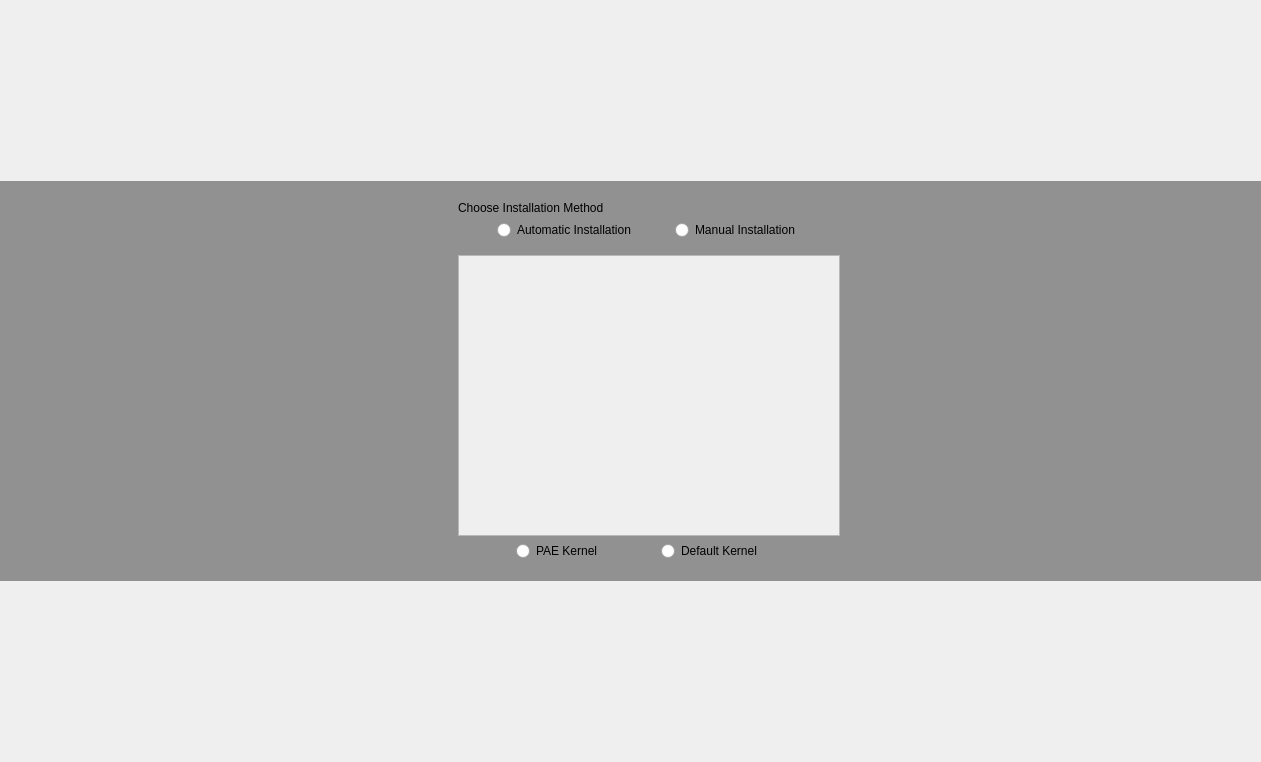
First picture: the form in yali/gui/Ui/collectionselectionwidget.ui, repository dadas45li/yali, before the edit.
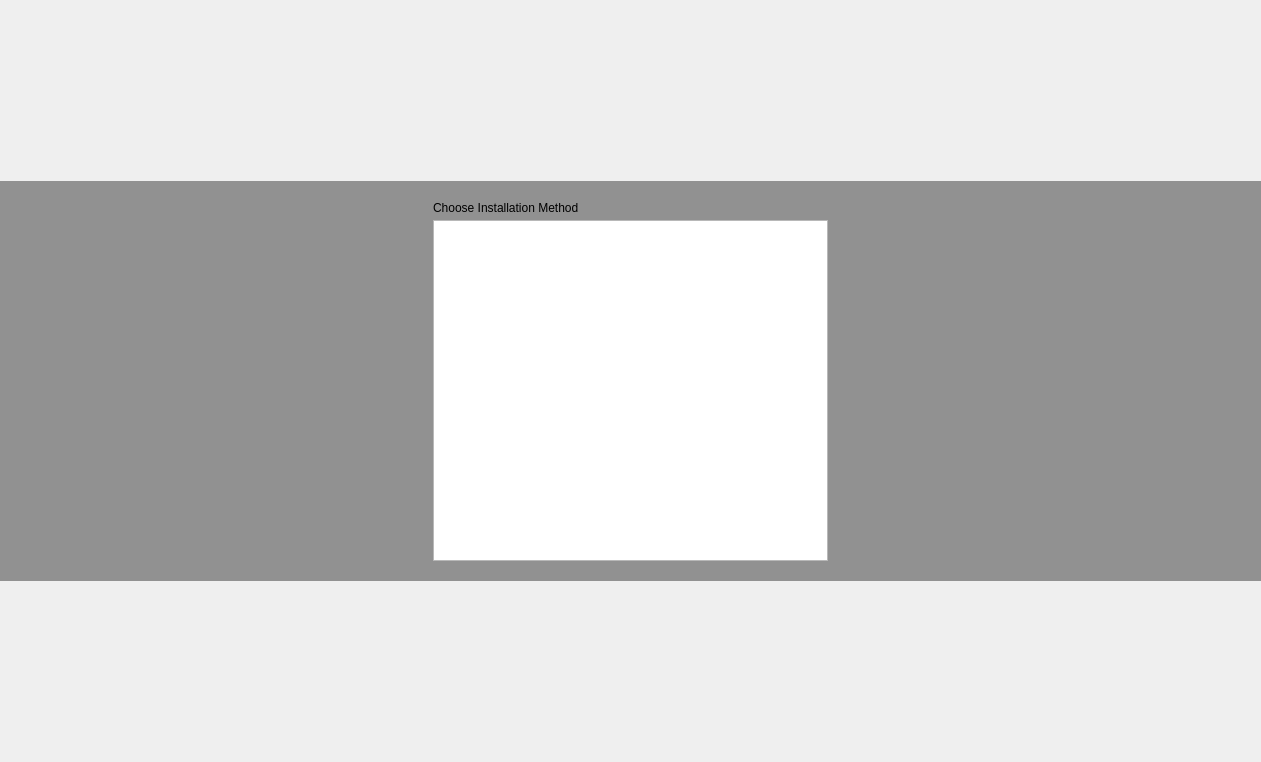
Second picture: the form after the edit. Icons and pictures are not drawn.

Diff of the .ui file:
```diff
--- a/yali/gui/Ui/collectionselectionwidget.ui
+++ b/yali/gui/Ui/collectionselectionwidget.ui
@@ -73,22 +73,6 @@
        </spacer>
       </item>
       <item row="0" column="1">
-       <widget class="QLabel" name="pix">
-        <property name="text">
-         <string/>
-        </property>
-        <property name="pixmap">
-         <pixmap>:/gui/pics/input-keyboard-big.png</pixmap>
-        </property>
-        <property name="alignment">
-         <set>Qt::AlignCenter</set>
-        </property>
-        <property name="wordWrap">
-         <bool>false</bool>
-        </property>
-       </widget>
-      </item>
-      <item row="0" column="2">
        <layout class="QVBoxLayout" name="verticalLayout">
         <property name="spacing">
          <number>5</number>
@@ -106,97 +90,19 @@
           </property>
          </widget>
         </item>
-        <item>
-         <layout class="QHBoxLayout" name="horizontalLayout_3">
-          <property name="spacing">
-           <number>0</number>
-          </property>
-          <property name="bottomMargin">
-           <number>10</number>
-          </property>
-          <item>
-           <widget class="QRadioButton" name="radioAutomatic">
-            <property name="sizePolicy">
-             <sizepolicy hsizetype="Fixed" vsizetype="Fixed">
-              <horstretch>0</horstretch>
-              <verstretch>0</verstretch>
-             </sizepolicy>
-            </property>
-            <property name="text">
-             <string>Automatic Installation</string>
-            </property>
-            <property name="autoExclusive">
-             <bool>true</bool>
-            </property>
-           </widget>
-          </item>
-          <item>
-           <widget class="QRadioButton" name="radioManual">
-            <property name="sizePolicy">
-             <sizepolicy hsizetype="Fixed" vsizetype="Fixed">
-              <horstretch>0</horstretch>
-              <verstretch>0</verstretch>
-             </sizepolicy>
-            </property>
-            <property name="text">
-             <string>Manual Installation</string>
-            </property>
-           </widget>
-          </item>
-         </layout>
-        </item>
         <item>
          <widget class="QListWidget" name="collectionList">
           <property name="enabled">
-           <bool>false</bool>
+           <bool>true</bool>
           </property>
           <property name="frameShadow">
            <enum>QFrame::Plain</enum>
           </property>
          </widget>
         </item>
-        <item>
-         <layout class="QHBoxLayout" name="horizontalLayout_2">
-          <property name="spacing">
-           <number>0</number>
-          </property>
-          <property name="rightMargin">
-           <number>20</number>
-          </property>
-          <property name="bottomMargin">
-           <number>0</number>
-          </property>
-          <item>
-           <widget class="QRadioButton" name="radioPAEKernel">
-            <property name="sizePolicy">
-             <sizepolicy hsizetype="Fixed" vsizetype="Fixed">
-              <horstretch>0</horstretch>
-              <verstretch>0</verstretch>
-             </sizepolicy>
-            </property>
-            <property name="text">
-             <string>PAE Kernel</string>
-            </property>
-           </widget>
-          </item>
-          <item>
-           <widget class="QRadioButton" name="radioDefaultKernel">
-            <property name="sizePolicy">
-             <sizepolicy hsizetype="Fixed" vsizetype="Fixed">
-              <horstretch>0</horstretch>
-              <verstretch>0</verstretch>
-             </sizepolicy>
-            </property>
-            <property name="text">
-             <string>Default Kernel</string>
-            </property>
-           </widget>
-          </item>
-         </layout>
-        </item>
        </layout>
       </item>
-      <item row="0" column="3">
+      <item row="0" column="2">
        <spacer name="horizontalSpacer_2">
         <property name="orientation">
          <enum>Qt::Horizontal</enum>
```
Left out of the diff: 6 changed lines with no effect on the pictures.
